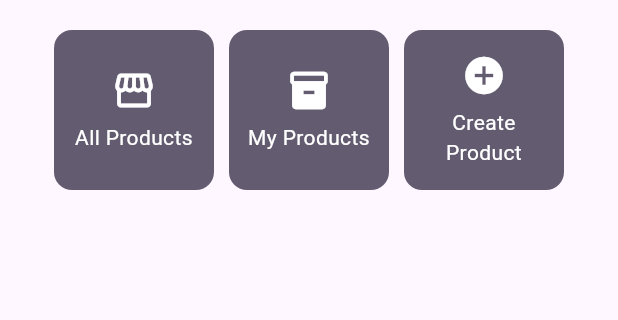
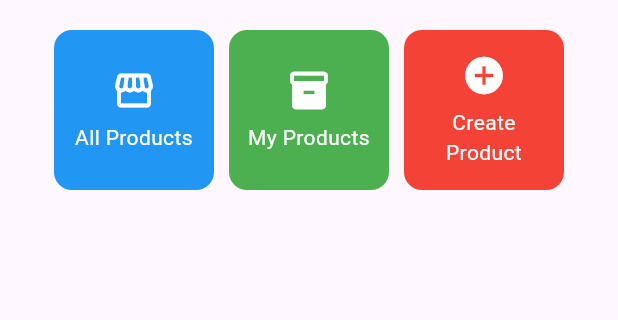
Before and after one commit to Farrel-Faridzi/Rel-Store-mobile, a Flutter app: the screen it shows after launch, on a phone screen of 412 x 824 dp, the part 171-491 px from its top. Run offline on Flutter 3.47's test engine with Material 3 defaults, Android fonts, the phone set to English and light mode, and no system bars.

Commit message:
Tugas 7 done

```diff
--- a/lib/menu.dart
+++ b/lib/menu.dart
@@ -55,9 +55,9 @@ class MyHomePage extends StatelessWidget {
     }
 
     final List<ItemHomepage> items = [
-    ItemHomepage("All Products", Icons.storefront),
-    ItemHomepage("My Products", Icons.inventory),
-    ItemHomepage("Create Product", Icons.add_circle),
+    ItemHomepage("All Products", Icons.storefront, Colors.blue),
+    ItemHomepage("My Products", Icons.inventory, Colors.green),
+    ItemHomepage("Create Product", Icons.add_circle, Colors.red),
   ];
 }
 
@@ -65,8 +65,9 @@ class MyHomePage extends StatelessWidget {
 class ItemHomepage {
   final String name;
   final IconData icon;
+  final Color color;
 
-  ItemHomepage(this.name, this.icon);
+  ItemHomepage(this.name, this.icon, this.color);
 }
 
 class ItemCard extends StatelessWidget {
@@ -80,7 +81,7 @@ class ItemCard extends StatelessWidget {
   Widget build(BuildContext context) {
     return Material(
       // Menentukan warna latar belakang dari tema aplikasi.
-      color: Theme.of(context).colorScheme.secondary,
+      color: item.color,
       // Membuat sudut kartu melengkung.
       borderRadius: BorderRadius.circular(12),
 
```
Also changed, not shown: 1 other file.
